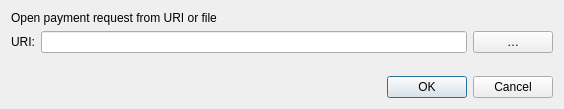
Above: src/qt/forms/openuridialog.ui from tyzen-tzn/tyzen before the change. Below: the same form after it.
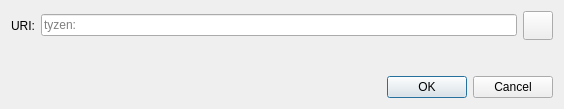
That is the form after the change. Icons and pictures are not drawn. Custom widgets are drawn as their Qt base class.

What changed in the file:
```diff
--- a/src/qt/forms/openuridialog.ui
+++ b/src/qt/forms/openuridialog.ui
@@ -14,13 +14,6 @@
    <string>Open URI</string>
   </property>
   <layout class="QVBoxLayout" name="verticalLayout">
-   <item>
-    <widget class="QLabel" name="label_2">
-     <property name="text">
-      <string>Open payment request from URI or file</string>
-     </property>
-    </widget>
-   </item>
    <item>
     <layout class="QHBoxLayout" name="horizontalLayout">
      <item>
@@ -31,18 +24,30 @@
       </widget>
      </item>
      <item>
-      <widget class="QValidatedLineEdit" name="uriEdit"/>
+      <widget class="QValidatedLineEdit" name="uriEdit">
+       <property name="placeholderText">
+        <string notr="true">tyzen:</string>
+       </property>
+      </widget>
      </item>
      <item>
-      <widget class="QPushButton" name="selectFileButton">
+      <widget class="QToolButton" name="pasteButton">
        <property name="toolTip">
         <string>Select payment request file</string>
        </property>
        <property name="text">
-        <string notr="true">…</string>
+        <string/>
        </property>
-       <property name="autoDefault">
-        <bool>false</bool>
+       <property name="icon">
+        <iconset resource="../tyzen.qrc">
+         <normaloff>:/icons/editpaste</normaloff>:/icons/editpaste
+        </iconset>
+       </property>
+       <property name="iconSize">
+        <size>
+         <width>22</width>
+         <height>22</height>
+        </size>
        </property>
       </widget>
      </item>
```
Left out of the diff: 6 changed lines with no effect on the pictures.
